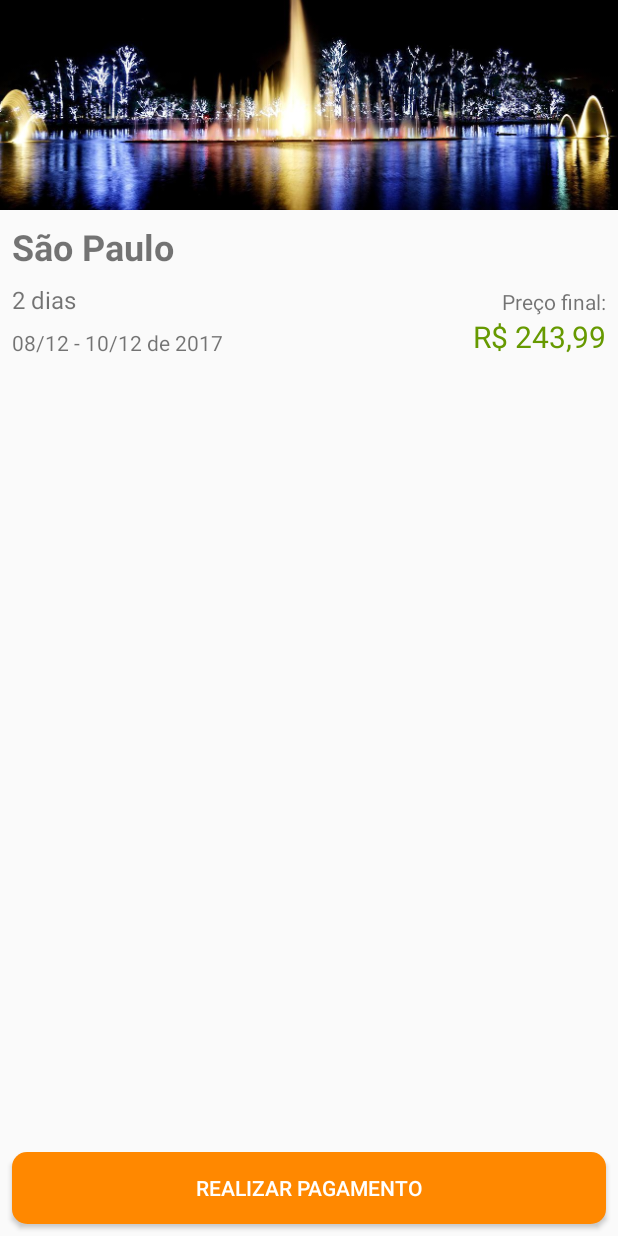
After one commit to ruanlas-learning/AluraViagens, an Android app: the layout activity_resumo_pacote.xml on its own in the app's theme, with its tools: preview values and no code run, on a phone screen of 412 x 824 dp. The commit adds this screen. Run offline under Robolectric (Android 15) with nearby library versions, the phone set to English and light mode, and no system bars.

Commit message:
modulo 2 - aula 1

```diff
--- a/app/src/main/AndroidManifest.xml
+++ b/app/src/main/AndroidManifest.xml
@@ -16,6 +16,7 @@
                 <category android:name="android.intent.category.LAUNCHER" />
             </intent-filter>
         </activity>
+        <activity android:name=".ui.activity.ResumoPacoteActivity"></activity>
     </application>
 
 </manifest>
--- a/app/src/main/java/com/example/ruan/aluraviagens/ui/activity/ListaPacotesActivity.java
+++ b/app/src/main/java/com/example/ruan/aluraviagens/ui/activity/ListaPacotesActivity.java
@@ -1,5 +1,6 @@
 package com.example.ruan.aluraviagens.ui.activity;
 
+import android.content.Intent;
 import android.support.v7.app.AppCompatActivity;
 import android.os.Bundle;
 import android.widget.ListView;
@@ -21,6 +22,8 @@ public class ListaPacotesActivity extends AppCompatActivity {
 
         configuraLista();
 
+        Intent intent = new Intent(this, ResumoPacoteActivity.class);
+        startActivity(intent);
     }
 
     private void configuraLista() {
--- /dev/null
+++ b/app/src/main/java/com/example/ruan/aluraviagens/ui/activity/ResumoPacoteActivity.java
@@ -0,0 +1,42 @@
+package com.example.ruan.aluraviagens.ui.activity;
+
+import android.graphics.drawable.Drawable;
+import android.support.v7.app.AppCompatActivity;
+import android.os.Bundle;
+import android.widget.ImageView;
+import android.widget.TextView;
+
+import com.example.ruan.aluraviagens.R;
+import com.example.ruan.aluraviagens.model.Pacote;
+import com.example.ruan.aluraviagens.util.DiasUtil;
+import com.example.ruan.aluraviagens.util.MoedaUtil;
+import com.example.ruan.aluraviagens.util.ResourceUtil;
+
+import java.math.BigDecimal;
+
+public class ResumoPacoteActivity extends AppCompatActivity {
+
+    @Override
+    protected void onCreate(Bundle savedInstanceState) {
+        super.onCreate(savedInstanceState);
+        setContentView(R.layout.activity_resumo_pacote);
+
+        Pacote pacoteSaoPaulo = new Pacote("São Paulo", "sao_paulo_sp",
+                2, new BigDecimal(243.99));
+
+        TextView local = findViewById(R.id.resumo_pacote_local);
+        local.setText(pacoteSaoPaulo.getLocal());
+
+        ImageView image = findViewById(R.id.resumo_pacote_imagem);
+        Drawable drawableDoPacote = ResourceUtil.devolveDrawable(this, pacoteSaoPaulo.getImagem());
+        image.setImageDrawable(drawableDoPacote);
+
+        TextView dias = findViewById(R.id.resumo_pacote_dias);
+        String diasEmTexto = DiasUtil.formataEmTexto(pacoteSaoPaulo.getDias());
+        dias.setText(diasEmTexto);
+
+        TextView preco = findViewById(R.id.resumo_pacote_preco);
+        String moedaBrasileira = MoedaUtil.formataParaBrasileiro(pacoteSaoPaulo.getPreco());
+        preco.setText(moedaBrasileira);
+    }
+}
--- /dev/null
+++ b/app/src/main/res/drawable/botao_redondo_laranja.xml
@@ -0,0 +1,6 @@
+<?xml version="1.0" encoding="utf-8"?>
+<shape xmlns:android="http://schemas.android.com/apk/res/android"
+    android:shape="rectangle">
+    <solid android:color="@android:color/holo_orange_dark" />
+    <corners android:radius="10dp" />
+</shape>
--- /dev/null
+++ b/app/src/main/res/layout/activity_resumo_pacote.xml
@@ -0,0 +1,92 @@
+<?xml version="1.0" encoding="utf-8"?>
+<android.support.constraint.ConstraintLayout xmlns:android="http://schemas.android.com/apk/res/android"
+    xmlns:app="http://schemas.android.com/apk/res-auto"
+    xmlns:tools="http://schemas.android.com/tools"
+    android:layout_width="match_parent"
+    android:layout_height="match_parent"
+    tools:context=".ui.activity.ResumoPacoteActivity">
+
+    <ImageView
+        android:id="@+id/resumo_pacote_imagem"
+        android:layout_width="0dp"
+        android:layout_height="140dp"
+        android:scaleType="centerCrop"
+        app:layout_constraintBottom_toBottomOf="parent"
+        app:layout_constraintEnd_toEndOf="parent"
+        app:layout_constraintStart_toStartOf="parent"
+        app:layout_constraintTop_toTopOf="parent"
+        app:layout_constraintVertical_bias="0.0"
+        app:srcCompat="@drawable/sao_paulo_sp" />
+
+    <TextView
+        android:id="@+id/resumo_pacote_local"
+        android:layout_width="wrap_content"
+        android:layout_height="wrap_content"
+        android:layout_marginStart="8dp"
+        android:layout_marginLeft="8dp"
+        android:layout_marginTop="8dp"
+        android:textSize="24sp"
+        android:textStyle="bold"
+        app:layout_constraintStart_toStartOf="parent"
+        app:layout_constraintTop_toBottomOf="@+id/resumo_pacote_imagem"
+        tools:text="São Paulo" />
+
+    <TextView
+        android:id="@+id/resumo_pacote_dias"
+        android:layout_width="wrap_content"
+        android:layout_height="wrap_content"
+        android:layout_marginTop="8dp"
+        android:textSize="16sp"
+        app:layout_constraintStart_toStartOf="@+id/resumo_pacote_local"
+        app:layout_constraintTop_toBottomOf="@+id/resumo_pacote_local"
+        tools:text="2 dias" />
+
+    <TextView
+        android:id="@+id/resumo_pacote_data"
+        android:layout_width="wrap_content"
+        android:layout_height="wrap_content"
+        android:layout_marginTop="8dp"
+        app:layout_constraintStart_toStartOf="@+id/resumo_pacote_dias"
+        app:layout_constraintTop_toBottomOf="@+id/resumo_pacote_dias"
+        tools:text="08/12 - 10/12 de 2017" />
+
+    <TextView
+        android:id="@+id/resumo_pacote_preco"
+        android:layout_width="wrap_content"
+        android:layout_height="wrap_content"
+        android:layout_marginEnd="8dp"
+        android:layout_marginRight="8dp"
+        android:textColor="@android:color/holo_green_dark"
+        android:textSize="20sp"
+        app:layout_constraintBottom_toBottomOf="@+id/resumo_pacote_data"
+        app:layout_constraintEnd_toEndOf="parent"
+        tools:text="R$ 243,99" />
+
+    <TextView
+        android:id="@+id/resumo_pacote_preco_final"
+        android:layout_width="wrap_content"
+        android:layout_height="wrap_content"
+        android:text="Preço final:"
+        android:textSize="14sp"
+        app:layout_constraintBottom_toTopOf="@+id/resumo_pacote_preco"
+        app:layout_constraintEnd_toEndOf="@+id/resumo_pacote_preco" />
+
+    <Button
+        android:id="@+id/resumo_pacote_btn_realiza_pagamento"
+        android:layout_width="0dp"
+        android:layout_height="wrap_content"
+        android:layout_marginStart="8dp"
+        android:layout_marginLeft="8dp"
+        android:layout_marginTop="8dp"
+        android:layout_marginEnd="8dp"
+        android:layout_marginRight="8dp"
+        android:layout_marginBottom="8dp"
+        android:background="@drawable/botao_redondo_laranja"
+        android:text="Realizar pagamento"
+        android:textColor="@android:color/white"
+        app:layout_constraintBottom_toBottomOf="parent"
+        app:layout_constraintEnd_toEndOf="parent"
+        app:layout_constraintStart_toStartOf="parent"
+        app:layout_constraintTop_toTopOf="parent"
+        app:layout_constraintVertical_bias="1.0" />
+</android.support.constraint.ConstraintLayout>
--- a/app/src/main/res/layout/item_pacote.xml
+++ b/app/src/main/res/layout/item_pacote.xml
@@ -26,11 +26,14 @@
                 android:layout_width="0dp"
                 android:layout_height="100dp"
                 android:scaleType="centerCrop"
-                android:src="@drawable/sao_paulo_sp"
                 app:layout_constraintEnd_toEndOf="parent"
                 app:layout_constraintStart_toStartOf="parent"
-                app:layout_constraintTop_toTopOf="parent" />
+                app:layout_constraintTop_toTopOf="parent"
+                tools:src="@sample/pacotes.json/pacotes/imagem"/>
 
+            <!--  Depois de criado o sampledata, pode ser que seja necessário reiniciar o
+              Android Studio para que atualize os dados do sampledata (fazer o build do projeto
+              não funcionou)  -->
             <!--  tools:src="@sample/pacote.json/imagem"  -->
             <!--
                 o valor 'centerCrop'  no atributo [ scaleType ] centraliza a imagem e corta o conteúdo
@@ -44,7 +47,7 @@
                 android:layout_margin="8dp"
                 android:background="@android:drawable/screen_background_dark_transparent"
                 android:padding="8dp"
-                android:text="São Paulo"
+                tools:text="@sample/pacotes.json/pacotes/local"
                 android:textColor="@android:color/white"
                 android:textSize="14sp"
                 android:textStyle="bold"
@@ -69,7 +72,7 @@
                 android:layout_width="wrap_content"
                 android:layout_height="wrap_content"
                 android:layout_margin="8dp"
-                android:text="2 dias"
+                tools:text="@sample/pacotes.json/pacotes/dias"
                 android:textSize="16sp"
                 android:textStyle="bold"
                 app:layout_constraintEnd_toEndOf="parent"
@@ -81,7 +84,7 @@
                 android:id="@+id/item_pacote_preco"
                 android:layout_width="wrap_content"
                 android:layout_height="wrap_content"
-                android:text="R$ 243,99"
+                tools:text="@sample/pacotes.json/pacotes/preco"
                 android:textColor="@android:color/holo_green_dark"
                 android:textSize="20sp"
                 android:layout_marginBottom="8dp"
```
Also changed, not shown: 1 other file.
